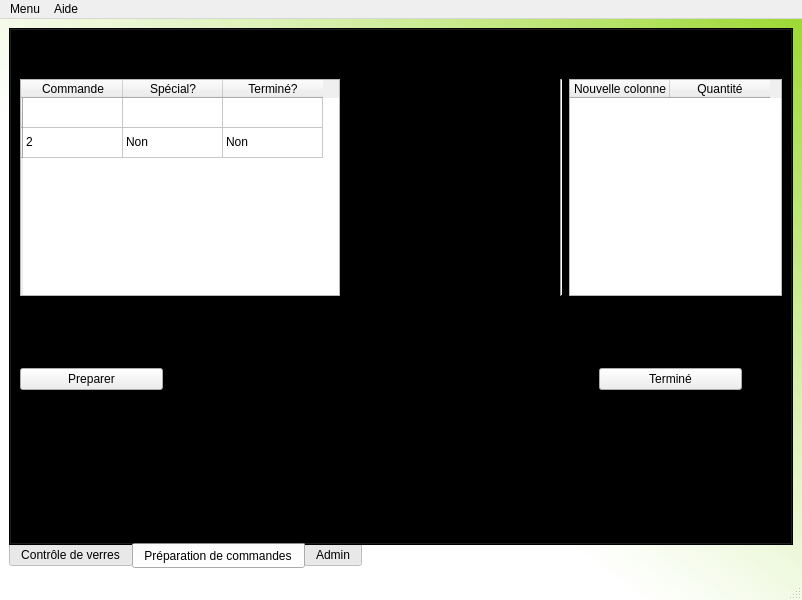
Qt form mainwindow.ui (bsellier/lpc) before a commit.
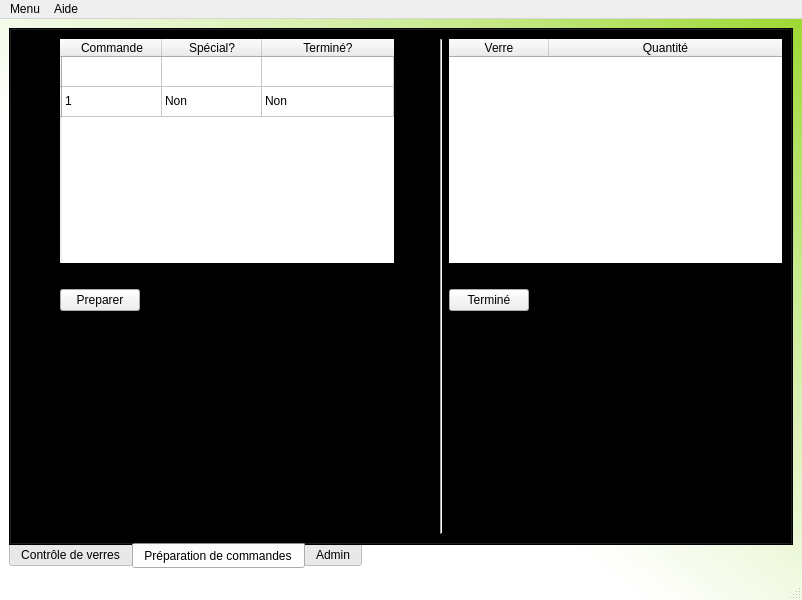
The same form after that commit. The open tabs and pages were chosen to show the change.

The edit to the form file:
```diff
--- a/mainwindow.ui
+++ b/mainwindow.ui
@@ -30,7 +30,7 @@
     <item row="0" column="0">
      <widget class="QTabWidget" name="tabWidget">
       <property name="autoFillBackground">
-       <bool>true</bool>
+       <bool>false</bool>
       </property>
       <property name="styleSheet">
        <string notr="true">QTabWidget{background:  qlineargradient(spread:repeat, x1:1, y1:0, x2:0, y2:1, stop:0.00473934 rgba(132, 207, 0, 148), stop:0.601896 rgba(255, 255, 255, 255))}</string>
@@ -364,24 +364,24 @@
        <attribute name="title">
         <string>Préparation de commandes</string>
        </attribute>
-       <layout class="QVBoxLayout" name="verticalLayout_5">
+       <layout class="QVBoxLayout" name="verticalLayout_6">
         <item>
-         <layout class="QVBoxLayout" name="verticalLayout" stretch="0,3,0,0,0,2">
+         <layout class="QHBoxLayout" name="horizontalLayout" stretch="0,2,0,0,2">
           <item>
-           <spacer name="verticalSpacer_13">
+           <spacer name="horizontalSpacer_5">
             <property name="orientation">
-             <enum>Qt::Vertical</enum>
+             <enum>Qt::Horizontal</enum>
             </property>
             <property name="sizeHint" stdset="0">
              <size>
-              <width>20</width>
-              <height>40</height>
+              <width>40</width>
+              <height>20</height>
              </size>
             </property>
            </spacer>
           </item>
           <item>
-           <layout class="QHBoxLayout" name="horizontalLayout" stretch="3,2,2,2">
+           <layout class="QVBoxLayout" name="verticalLayout">
             <item>
              <widget class="QTableWidget" name="tableWidget_3">
               <property name="font">
@@ -389,24 +389,42 @@
                 <bold>false</bold>
                </font>
               </property>
+              <property name="frameShape">
+               <enum>QFrame::NoFrame</enum>
+              </property>
               <property name="frameShadow">
-               <enum>QFrame::Raised</enum>
+               <enum>QFrame::Plain</enum>
               </property>
               <property name="lineWidth">
                <number>2</number>
               </property>
               <property name="midLineWidth">
-               <number>0</number>
+               <number>2</number>
+              </property>
+              <property name="dragDropOverwriteMode">
+               <bool>false</bool>
               </property>
               <property name="selectionBehavior">
                <enum>QAbstractItemView::SelectRows</enum>
               </property>
+              <property name="textElideMode">
+               <enum>Qt::ElideMiddle</enum>
+              </property>
+              <property name="showGrid">
+               <bool>true</bool>
+              </property>
               <property name="sortingEnabled">
                <bool>true</bool>
               </property>
+              <property name="wordWrap">
+               <bool>true</bool>
+              </property>
               <attribute name="horizontalHeaderCascadingSectionResizes">
                <bool>false</bool>
               </attribute>
+              <attribute name="horizontalHeaderStretchLastSection">
+               <bool>true</bool>
+              </attribute>
               <attribute name="verticalHeaderShowSortIndicator" stdset="0">
                <bool>false</bool>
               </attribute>
@@ -481,7 +499,7 @@
               </item>
               <item row="1" column="0">
                <property name="text">
-                <string>2</string>
+                <string>1</string>
                </property>
               </item>
               <item row="1" column="1">
@@ -497,27 +515,81 @@
              </widget>
             </item>
             <item>
-             <spacer name="horizontalSpacer">
+             <widget class="QLabel" name="label_10">
+              <property name="text">
+               <string>Resumé journalier</string>
+              </property>
+              <property name="alignment">
+               <set>Qt::AlignCenter</set>
+              </property>
+             </widget>
+            </item>
+            <item>
+             <layout class="QHBoxLayout" name="horizontalLayout_3">
+              <item>
+               <widget class="QPushButton" name="pushButton">
+                <property name="text">
+                 <string>Preparer</string>
+                </property>
+               </widget>
+              </item>
+              <item>
+               <spacer name="horizontalSpacer_2">
+                <property name="orientation">
+                 <enum>Qt::Horizontal</enum>
+                </property>
+                <property name="sizeHint" stdset="0">
+                 <size>
+                  <width>40</width>
+                  <height>20</height>
+                 </size>
+                </property>
+               </spacer>
+              </item>
+             </layout>
+            </item>
+            <item>
+             <spacer name="verticalSpacer_13">
               <property name="orientation">
-               <enum>Qt::Horizontal</enum>
+               <enum>Qt::Vertical</enum>
               </property>
               <property name="sizeHint" stdset="0">
                <size>
-                <width>40</width>
-                <height>20</height>
+                <width>20</width>
+                <height>40</height>
                </size>
               </property>
              </spacer>
             </item>
-            <item>
-             <widget class="Line" name="line_3">
-              <property name="orientation">
-               <enum>Qt::Vertical</enum>
-              </property>
-             </widget>
-            </item>
+           </layout>
+          </item>
+          <item>
+           <spacer name="horizontalSpacer_3">
+            <property name="orientation">
+             <enum>Qt::Horizontal</enum>
+            </property>
+            <property name="sizeHint" stdset="0">
+             <size>
+              <width>40</width>
+              <height>20</height>
+             </size>
+            </property>
+           </spacer>
+          </item>
+          <item>
+           <widget class="Line" name="line_3">
+            <property name="orientation">
+             <enum>Qt::Vertical</enum>
+            </property>
+           </widget>
+          </item>
+          <item>
+           <layout class="QVBoxLayout" name="verticalLayout_5">
             <item>
              <widget class="QTableWidget" name="tableWidget_2">
+              <property name="frameShape">
+               <enum>QFrame::NoFrame</enum>
+              </property>
               <property name="frameShadow">
                <enum>QFrame::Raised</enum>
               </property>
@@ -530,9 +602,12 @@
               <attribute name="horizontalHeaderCascadingSectionResizes">
                <bool>false</bool>
               </attribute>
+              <attribute name="horizontalHeaderStretchLastSection">
+               <bool>true</bool>
+              </attribute>
               <column>
                <property name="text">
-                <string>Nouvelle colonne</string>
+                <string>Verre</string>
                </property>
               </column>
               <column>
@@ -542,148 +617,55 @@
               </column>
              </widget>
             </item>
-           </layout>
-          </item>
-          <item>
-           <layout class="QHBoxLayout" name="horizontalLayout_4" stretch="1,1,1,2,0,0">
-            <item>
-             <spacer name="horizontalSpacer_5">
-              <property name="orientation">
-               <enum>Qt::Horizontal</enum>
-              </property>
-              <property name="sizeHint" stdset="0">
-               <size>
-                <width>40</width>
-                <height>20</height>
-               </size>
-              </property>
-             </spacer>
-            </item>
-            <item>
-             <widget class="QLabel" name="label_10">
-              <property name="text">
-               <string>Resumé journalier</string>
-              </property>
-             </widget>
-            </item>
-            <item>
-             <spacer name="horizontalSpacer_7">
-              <property name="orientation">
-               <enum>Qt::Horizontal</enum>
-              </property>
-              <property name="sizeHint" stdset="0">
-               <size>
-                <width>40</width>
-                <height>20</height>
-               </size>
-              </property>
-             </spacer>
-            </item>
-            <item>
-             <spacer name="horizontalSpacer_4">
-              <property name="orientation">
-               <enum>Qt::Horizontal</enum>
-              </property>
-              <property name="sizeHint" stdset="0">
-               <size>
-                <width>40</width>
-                <height>20</height>
-               </size>
-              </property>
-             </spacer>
-            </item>
             <item>
              <widget class="QLabel" name="label_9">
               <property name="text">
                <string>Détail commande</string>
               </property>
-             </widget>
-            </item>
-            <item>
-             <spacer name="horizontalSpacer_6">
-              <property name="orientation">
-               <enum>Qt::Horizontal</enum>
+              <property name="alignment">
+               <set>Qt::AlignCenter</set>
               </property>
-              <property name="sizeHint" stdset="0">
-               <size>
-                <width>40</width>
-                <height>20</height>
-               </size>
-              </property>
-             </spacer>
-            </item>
-           </layout>
-          </item>
-          <item>
-           <spacer name="verticalSpacer_12">
-            <property name="orientation">
-             <enum>Qt::Vertical</enum>
-            </property>
-            <property name="sizeHint" stdset="0">
-             <size>
-              <width>20</width>
-              <height>40</height>
-             </size>
-            </property>
-           </spacer>
-          </item>
-          <item>
-           <layout class="QHBoxLayout" name="horizontalLayout_2" stretch="1,3,1,0">
-            <item>
-             <widget class="QPushButton" name="pushButton">
-              <property name="text">
-               <string>Preparer</string>
-              </property>
              </widget>
             </item>
             <item>
-             <spacer name="horizontalSpacer_2">
-              <property name="orientation">
-               <enum>Qt::Horizontal</enum>
-              </property>
-              <property name="sizeHint" stdset="0">
-               <size>
-                <width>40</width>
-                <height>20</height>
-               </size>
-              </property>
-             </spacer>
+             <layout class="QHBoxLayout" name="horizontalLayout_2">
+              <item>
+               <widget class="QPushButton" name="pushButton_2">
+                <property name="text">
+                 <string>Terminé</string>
+                </property>
+               </widget>
+              </item>
+              <item>
+               <spacer name="horizontalSpacer">
+                <property name="orientation">
+                 <enum>Qt::Horizontal</enum>
+                </property>
+                <property name="sizeHint" stdset="0">
+                 <size>
+                  <width>40</width>
+                  <height>20</height>
+                 </size>
+                </property>
+               </spacer>
+              </item>
+             </layout>
             </item>
             <item>
-             <widget class="QPushButton" name="pushButton_2">
-              <property name="text">
-               <string>Terminé</string>
-              </property>
-             </widget>
-            </item>
-            <item>
-             <spacer name="horizontalSpacer_3">
+             <spacer name="verticalSpacer_12">
               <property name="orientation">
-               <enum>Qt::Horizontal</enum>
+               <enum>Qt::Vertical</enum>
               </property>
               <property name="sizeHint" stdset="0">
                <size>
-                <width>40</width>
-                <height>20</height>
+                <width>20</width>
+                <height>40</height>
                </size>
               </property>
              </spacer>
             </item>
            </layout>
           </item>
-          <item>
-           <spacer name="verticalSpacer">
-            <property name="orientation">
-             <enum>Qt::Vertical</enum>
-            </property>
-            <property name="sizeHint" stdset="0">
-             <size>
-              <width>20</width>
-              <height>20</height>
-             </size>
-            </property>
-           </spacer>
-          </item>
          </layout>
         </item>
        </layout>
@@ -1184,38 +1166,6 @@
               </property>
              </spacer>
             </item>
-            <item>
-             <widget class="QFrame" name="horizontal">
-              <property name="frameShadow">
-               <enum>QFrame::Raised</enum>
-              </property>
-              <layout class="QHBoxLayout" name="horizontalLayout_3">
-               <item>
-                <widget class="QPushButton" name="cmdAjoutTypeVerre">
-                 <property name="styleSheet">
-                  <string notr="true"/>
-                 </property>
-                 <property name="text">
-                  <string>Ajout type de verre</string>
-                 </property>
-                </widget>
-               </item>
-               <item>
-                <spacer name="horizontalSpacer_22">
-                 <property name="orientation">
-                  <enum>Qt::Horizontal</enum>
-                 </property>
-                 <property name="sizeHint" stdset="0">
-                  <size>
-                   <width>40</width>
-                   <height>20</height>
-                  </size>
-                 </property>
-                </spacer>
-               </item>
-              </layout>
-             </widget>
-            </item>
             <item>
              <spacer name="verticalSpacer_2">
               <property name="orientation">
```
Left out of the diff: 157 changed lines with no effect on the pictures.
